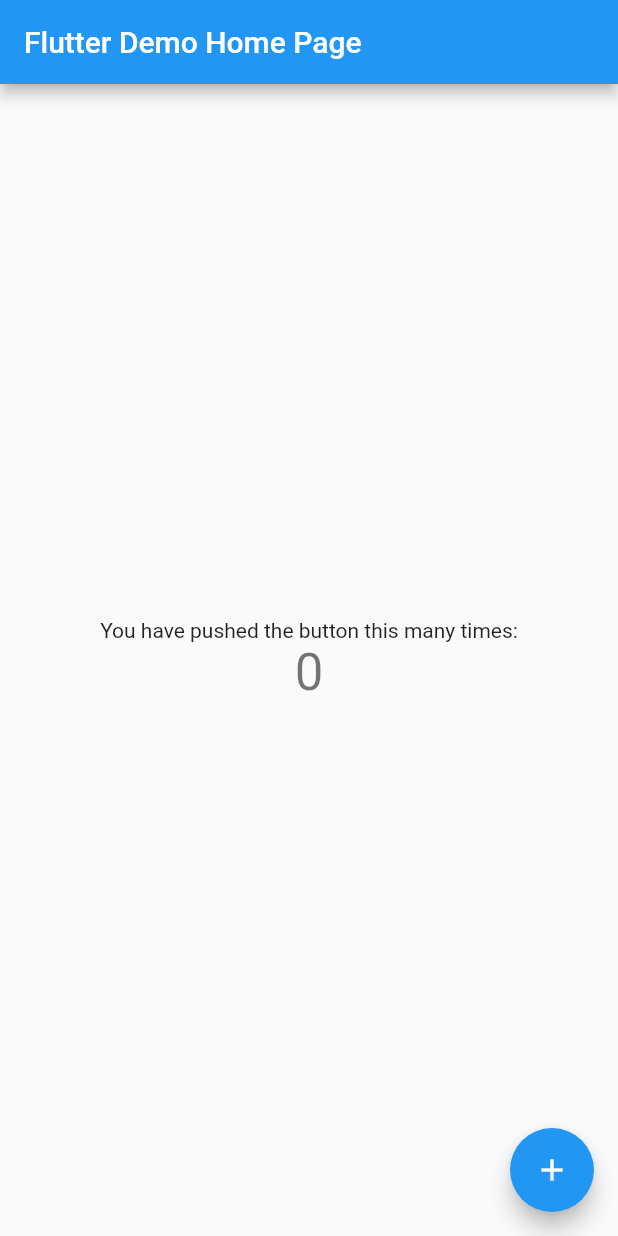
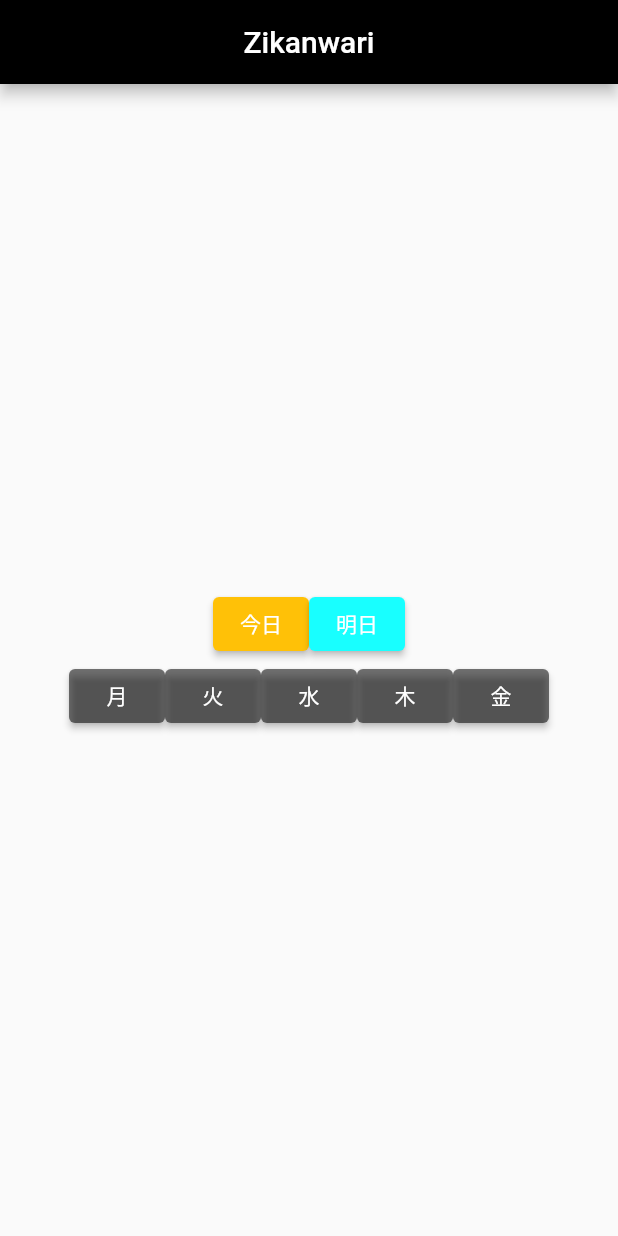
Before and after one commit to MiniSlime/zikanwari, a Flutter app: the screen it shows after launch, on a phone screen of 412 x 824 dp. Run offline on Flutter 3.47's test engine with Material 2 defaults, Android fonts, the light colour scheme and no system bars; our stand-ins replace google_fonts.

Commit message:
[add]とりあえず完成

```diff
--- a/lib/main.dart
+++ b/lib/main.dart
@@ -1,44 +1,34 @@
 import 'package:flutter/material.dart';
+import 'subjectView.dart';
 
 void main() {
   runApp(MyApp());
 }
 
 class MyApp extends StatelessWidget {
-  // This widget is the root of your application.
   @override
   Widget build(BuildContext context) {
     return MaterialApp(
-      title: 'Flutter Demo',
-      theme: ThemeData(
-        // This is the theme of your application.
-        //
-        // Try running your application with "flutter run". You'll see the
-        // application has a blue toolbar. Then, without quitting the app, try
-        // changing the primarySwatch below to Colors.green and then invoke
-        // "hot reload" (press "r" in the console where you ran "flutter run",
-        // or simply save your changes to "hot reload" in a Flutter IDE).
-        // Notice that the counter didn't reset back to zero; the application
-        // is not restarted.
-        primarySwatch: Colors.blue,
-      ),
-      home: MyHomePage(title: 'Flutter Demo Home Page'),
+      debugShowCheckedModeBanner: false,
+      title: 'Zikanwari',
+      initialRoute: '/',
+      routes: {
+        '/': (context) => MyHomePage(title: 'Zikanwari'),
+      },
+      onGenerateRoute: (settings) {
+        if(settings.name == '/subjectView'){
+          return MaterialPageRoute(
+            builder: (context) => SubjectView(settings.arguments),
+          );
+        }
+        return null;
+      }
     );
   }
 }
 
 class MyHomePage extends StatefulWidget {
   MyHomePage({Key? key, required this.title}) : super(key: key);
-
-  // This widget is the home page of your application. It is stateful, meaning
-  // that it has a State object (defined below) that contains fields that affect
-  // how it looks.
-
-  // This class is the configuration for the state. It holds the values (in this
-  // case the title) provided by the parent (in this case the App widget) and
-  // used by the build method of the State. Fields in a Widget subclass are
-  // always marked "final".
-
   final String title;
 
   @override
@@ -46,68 +36,104 @@
 }
 
 class _MyHomePageState extends State<MyHomePage> {
-  int _counter = 0;
-
-  void _incrementCounter() {
-    setState(() {
-      // This call to setState tells the Flutter framework that something has
-      // changed in this State, which causes it to rerun the build method below
-      // so that the display can reflect the updated values. If we changed
-      // _counter without calling setState(), then the build method would not be
-      // called again, and so nothing would appear to happen.
-      _counter++;
-    });
-  }
-
   @override
   Widget build(BuildContext context) {
-    // This method is rerun every time setState is called, for instance as done
-    // by the _incrementCounter method above.
-    //
-    // The Flutter framework has been optimized to make rerunning build methods
-    // fast, so that you can just rebuild anything that needs updating rather
-    // than having to individually change instances of widgets.
     return Scaffold(
       appBar: AppBar(
-        // Here we take the value from the MyHomePage object that was created by
-        // the App.build method, and use it to set our appbar title.
+        centerTitle: true,
         title: Text(widget.title),
+        backgroundColor: Colors.black,
       ),
       body: Center(
-        // Center is a layout widget. It takes a single child and positions it
-        // in the middle of the parent.
         child: Column(
-          // Column is also a layout widget. It takes a list of children and
-          // arranges them vertically. By default, it sizes itself to fit its
-          // children horizontally, and tries to be as tall as its parent.
-          //
-          // Invoke "debug painting" (press "p" in the console, choose the
-          // "Toggle Debug Paint" action from the Flutter Inspector in Android
-          // Studio, or the "Toggle Debug Paint" command in Visual Studio Code)
-          // to see the wireframe for each widget.
-          //
-          // Column has various properties to control how it sizes itself and
-          // how it positions its children. Here we use mainAxisAlignment to
-          // center the children vertically; the main axis here is the vertical
-          // axis because Columns are vertical (the cross axis would be
-          // horizontal).
           mainAxisAlignment: MainAxisAlignment.center,
-          children: <Widget>[
-            Text(
-              'You have pushed the button this many times:',
+          children: [
+            Row(
+              mainAxisAlignment: MainAxisAlignment.center,
+              children: [
+                ElevatedButton(
+                  child: Text('今日'),
+                  style: ElevatedButton.styleFrom(
+                    primary: Colors.amber,
+                    onPrimary: Colors.white,
+                  ),
+                  onPressed: () {
+                    var weekday = DateTime.now().weekday;
+                    Navigator.of(context).pushNamed('/subjectView', arguments: weekday);
+                  },
+                ),
+                ElevatedButton(
+                  child: Text('明日'),
+                  style: ElevatedButton.styleFrom(
+                    primary: Colors.cyanAccent,
+                    onPrimary: Colors.white,
+                  ),
+                  onPressed: () {
+                    var weekday = DateTime.now().weekday + 1;
+                    if(weekday > 7) weekday = 1;
+                    Navigator.of(context).pushNamed('/subjectView', arguments: weekday);
+                  },
+                ),
+              ],
             ),
-            Text(
-              '$_counter',
-              style: Theme.of(context).textTheme.headline4,
+            Row(
+              mainAxisAlignment: MainAxisAlignment.center,
+              children: [
+                ElevatedButton(
+                  child: Text('月'),
+                  style: ElevatedButton.styleFrom(
+                    primary: Colors.black54,
+                    onPrimary: Colors.white,
+                  ),
+                  onPressed: () {
+                    Navigator.of(context).pushNamed('/subjectView', arguments: 1);
+                  },
+                ),
+                ElevatedButton(
+                  child: Text('火'),
+                  style: ElevatedButton.styleFrom(
+                    primary: Colors.black54,
+                    onPrimary: Colors.white,
+                  ),
+                  onPressed: () {
+                    Navigator.of(context).pushNamed('/subjectView', arguments: 2);
+                  },
+                ),
+                ElevatedButton(
+                  child: Text('水'),
+                  style: ElevatedButton.styleFrom(
+                    primary: Colors.black54,
+                    onPrimary: Colors.white,
+                  ),
+                  onPressed: () {
+                    Navigator.of(context).pushNamed('/subjectView', arguments: 3);
+                  },
+                ),
+                ElevatedButton(
+                  child: Text('木'),
+                  style: ElevatedButton.styleFrom(
+                    primary: Colors.black54,
+                    onPrimary: Colors.white,
+                  ),
+                  onPressed: () {
+                    Navigator.of(context).pushNamed('/subjectView', arguments: 4);
+                  },
+                ),
+                ElevatedButton(
+                  child: Text('金'),
+                  style: ElevatedButton.styleFrom(
+                    primary: Colors.black54,
+                    onPrimary: Colors.white,
+                  ),
+                  onPressed: () {
+                    Navigator.of(context).pushNamed('/subjectView', arguments: 5);
+                  },
+                ),
+              ],
             ),
           ],
         ),
       ),
-      floatingActionButton: FloatingActionButton(
-        onPressed: _incrementCounter,
-        tooltip: 'Increment',
-        child: Icon(Icons.add),
-      ), // This trailing comma makes auto-formatting nicer for build methods.
     );
   }
 }
--- a/pubspec.yaml
+++ b/pubspec.yaml
@@ -23,7 +23,9 @@
 dependencies:
   flutter:
     sdk: flutter
-
+  http: ^0.13.4
+  google_fonts: any
+  flutter_launcher_icons: any
 
   # The following adds the Cupertino Icons font to your application.
   # Use with the CupertinoIcons class for iOS style icons.
```
Also changed, not shown: lib/getSubjectData.dart (added, +10 -0 lines), lib/subjectView.dart (added, +72 -0 lines), pubspec.lock.
